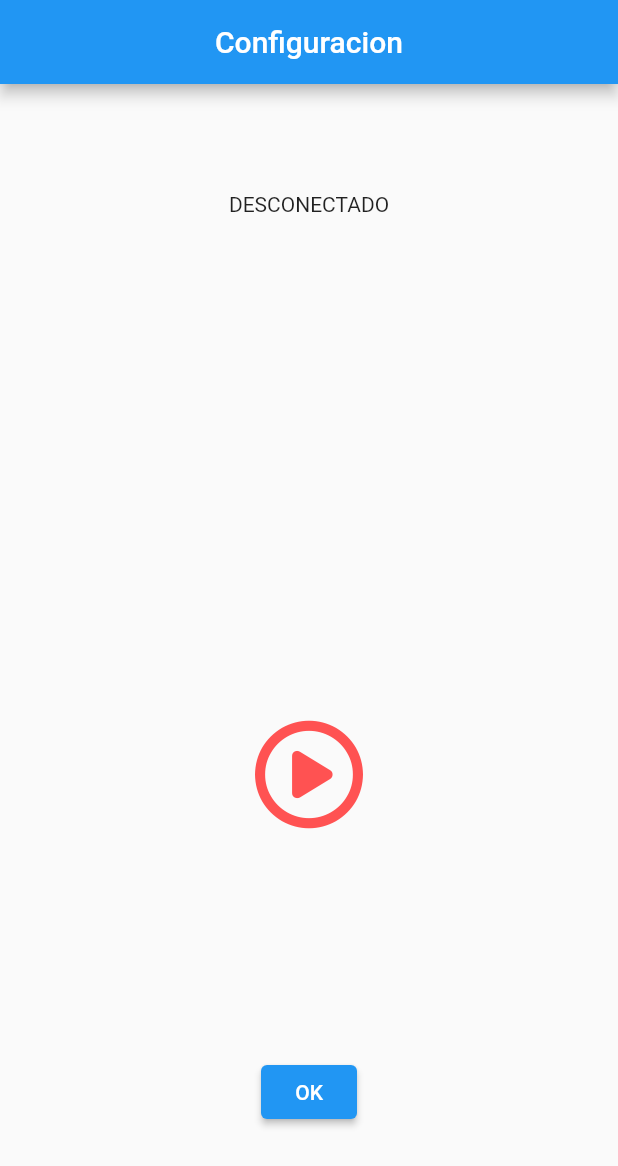
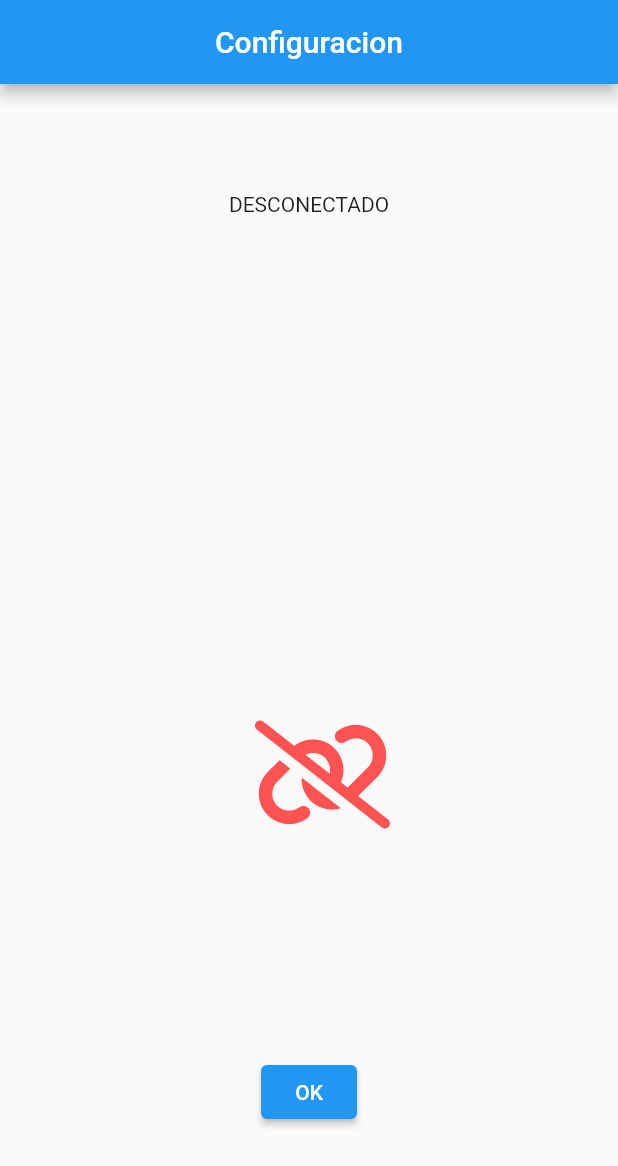
Before and after one commit to Guzzizander/mqtt_control_2, a Flutter app: the screen it shows after launch, on a phone screen of 412 x 824 dp. Shown: the top 1166 px of the screen. Run offline on Flutter 3.47's test engine with Material 2 defaults, Android fonts, the phone set to English and light mode, and no system bars; our stand-ins replace font_awesome_flutter; missing offline and left inert: mqtt_client.

Commit message:
Modificado icono conexion

```diff
--- a/lib/configuracion.dart
+++ b/lib/configuracion.dart
@@ -43,8 +43,11 @@ class _Configuracion extends State<Configuracion> {
                     // Boton de conexion/desconexion
                     IconButton(
                       iconSize: 72,
-                      icon: FaIcon((FontAwesomeIcons.circlePlay),
-                          color: _iconColor),
+                      //icon: FaIcon((FontAwesomeIcons.link), color: _iconColor),
+                      icon: vars.estado
+                          ? FaIcon((FontAwesomeIcons.link), color: _iconColor)
+                          : FaIcon((FontAwesomeIcons.linkSlash),
+                              color: _iconColor),
                       onPressed: () {
                         if (!vars.estado) {
                           brokerSetup();
```
